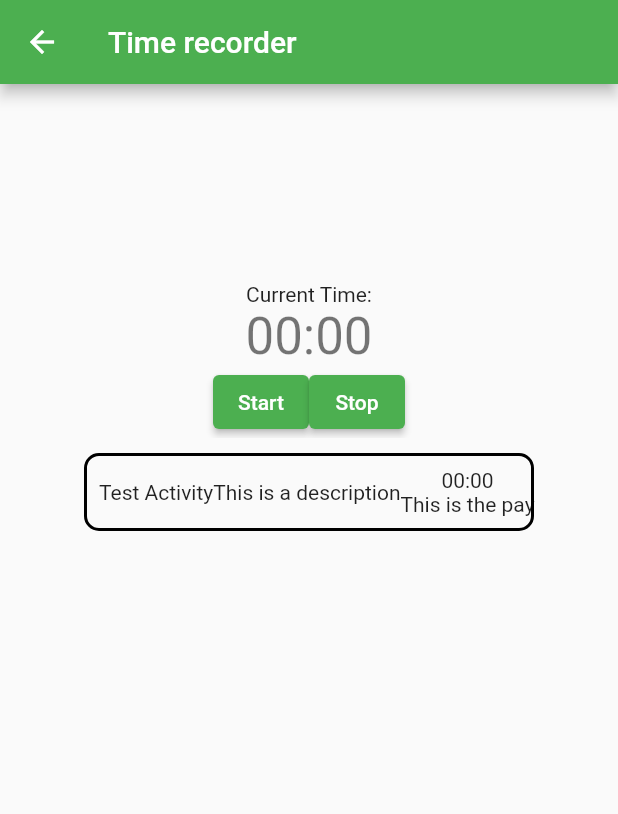
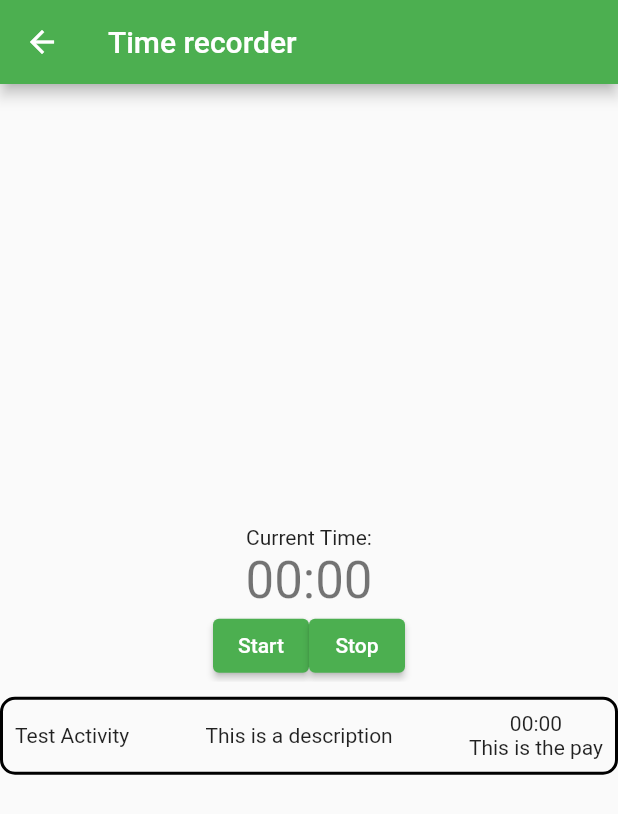
Before and after one commit to Cwoodard2/time_log_app, a Flutter app: the TimeRecorderPage screen opened directly, after a tap on "Start", after a tap on "Stop", on a phone screen of 412 x 824 dp. Shown: the top 814 px of the screen. Run offline on Flutter 3.47's test engine with Material 2 defaults, Android fonts, the phone set to English and light mode, and no system bars.

Commit message:
Trying to fix sizing issue

```diff
--- a/lib/timerecorder.dart
+++ b/lib/timerecorder.dart
@@ -85,8 +85,8 @@ class _TimeRecorderPageState extends State<TimeRecorderPage> {
             Column(children: [
               for (var item in _recordedTimes)
                 SizedBox(
-                  width: 300,
-                  height: 400,
+                  width: 500,
+                  height: 75,
                   child: RecordedActivity(item: item),
                 )
             ]),
```
